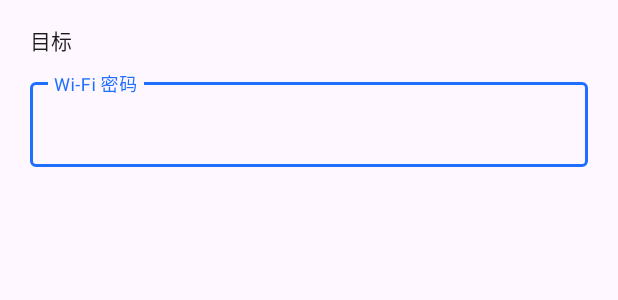
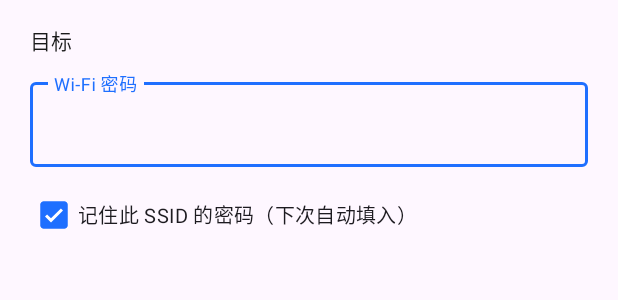
Before and after one commit to shihangya/join_bssid_app, an Android app: the layout dialog_password.xml on its own in the app's theme, with its tools: preview values and no code run, on a phone screen of 412 x 824 dp. Shown: the top 300 px of the screen. Run offline under Robolectric (Android 15) with nearby library versions, the phone set to English and light mode, and no system bars.

Commit message:
v11: 保存密码功能 + 密码明文显示
- PasswordStore: 按 SSID 记住/自动填入密码（独立于锁定方案的 pw_store）
- 密码弹窗加『记住此 SSID 的密码』勾选（默认开启），连接时按勾选保存/遗忘
- etPassword inputType 改 textVisiblePassword，密码明文直接可见
- vivo/一加实测：预填与明文显示均通过

```diff
--- a/app/src/main/java/com/dev/bssidconnect/MainActivity.kt
+++ b/app/src/main/java/com/dev/bssidconnect/MainActivity.kt
@@ -505,8 +505,11 @@ class MainActivity : AppCompatActivity() {
     private fun showPasswordDialog(ap: ApItem) {
         val view = layoutInflater.inflate(R.layout.dialog_password, null)
         val et = view.findViewById<TextInputEditText>(R.id.etPassword)
+        val cbRemember = view.findViewById<android.widget.CheckBox>(R.id.cbRemember)
         val info = view.findViewById<TextView>(R.id.tvInfo)
         info.text = "SSID: ${ap.ssid}\nBSSID: ${ap.bssid}（${ap.band}，${ap.secure}）"
+        // 密码记忆库：同 SSID 有存过密码则自动填入
+        PasswordStore.load(this, ap.ssid)?.let { et.setText(it) }
         AlertDialog.Builder(this)
             .setTitle("输入 Wi-Fi 密码")
             .setView(view)
@@ -515,6 +518,8 @@ class MainActivity : AppCompatActivity() {
                 if (pw.length < 8) {
                     Toast.makeText(this, "密码至少 8 位", Toast.LENGTH_SHORT).show()
                 } else {
+                    if (cbRemember.isChecked) PasswordStore.save(this, ap.ssid, pw)
+                    else PasswordStore.forget(this, ap.ssid)
                     connectToBssid(ap, pw)
                 }
             }
--- a/app/src/main/res/layout/dialog_password.xml
+++ b/app/src/main/res/layout/dialog_password.xml
@@ -24,6 +24,15 @@
             android:id="@+id/etPassword"
             android:layout_width="match_parent"
             android:layout_height="wrap_content"
-            android:inputType="textPassword" />
+            android:inputType="textVisiblePassword" />
     </com.google.android.material.textfield.TextInputLayout>
+
+    <CheckBox
+        android:id="@+id/cbRemember"
+        android:layout_width="match_parent"
+        android:layout_height="wrap_content"
+        android:layout_marginTop="8dp"
+        android:checked="true"
+        android:text="记住此 SSID 的密码（下次自动填入）"
+        android:textSize="13sp" />
 </LinearLayout>
```
Also changed, not shown: app/src/main/java/com/dev/bssidconnect/Models.kt (+23 -0 lines).
